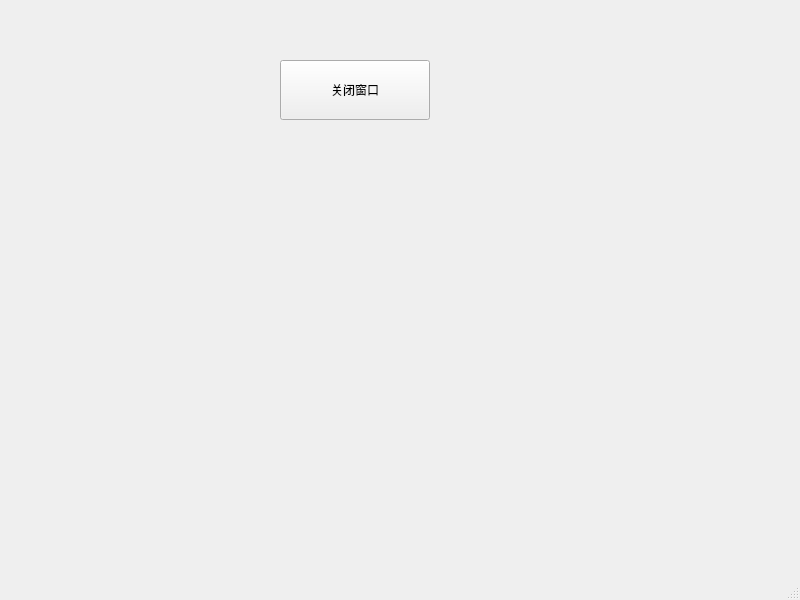
Old version of the form MainWinSignalAndSlot.ui in the repository hellocxx/PyQt5Demo.
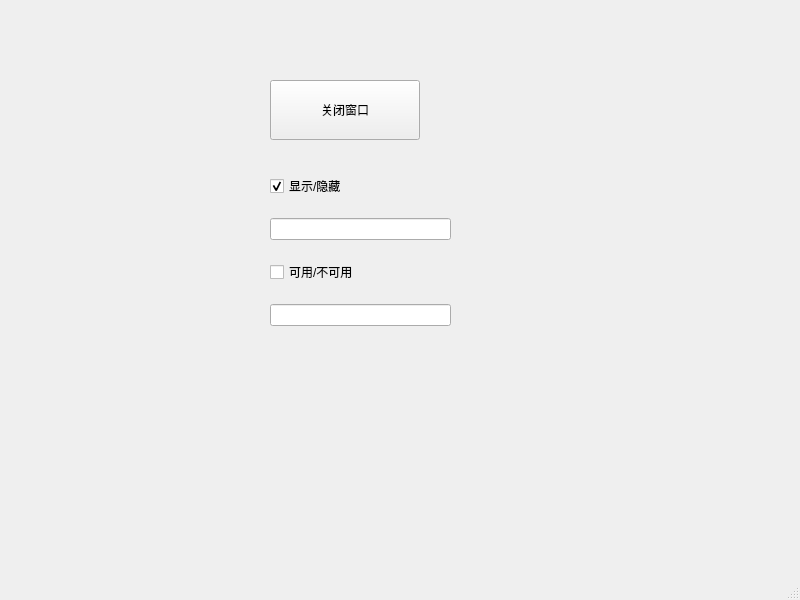
New version of the form.

Commit message: 4.23 signal and slot 2

```diff
--- a/MainWinSignalAndSlot.ui
+++ b/MainWinSignalAndSlot.ui
@@ -17,8 +17,8 @@
    <widget class="QPushButton" name="pushButton">
     <property name="geometry">
      <rect>
-      <x>280</x>
-      <y>60</y>
+      <x>270</x>
+      <y>80</y>
       <width>150</width>
       <height>60</height>
      </rect>
@@ -39,6 +39,44 @@
      <string>关闭窗口</string>
     </property>
    </widget>
+   <widget class="QWidget" name="">
+    <property name="geometry">
+     <rect>
+      <x>270</x>
+      <y>160</y>
+      <width>181</width>
+      <height>181</height>
+     </rect>
+    </property>
+    <layout class="QVBoxLayout" name="verticalLayout">
+     <item>
+      <widget class="QCheckBox" name="checkBox">
+       <property name="text">
+        <string>显示/隐藏</string>
+       </property>
+       <property name="checkable">
+        <bool>true</bool>
+       </property>
+       <property name="checked">
+        <bool>true</bool>
+       </property>
+      </widget>
+     </item>
+     <item>
+      <widget class="QLineEdit" name="lineEdit_2"/>
+     </item>
+     <item>
+      <widget class="QCheckBox" name="checkBox_2">
+       <property name="text">
+        <string>可用/不可用</string>
+       </property>
+      </widget>
+     </item>
+     <item>
+      <widget class="QLineEdit" name="lineEdit"/>
+     </item>
+    </layout>
+   </widget>
   </widget>
   <widget class="QMenuBar" name="menubar">
    <property name="geometry">
```
Left out of the diff: 41 changed lines with no effect on the pictures. The commit also changes 2 other files.
